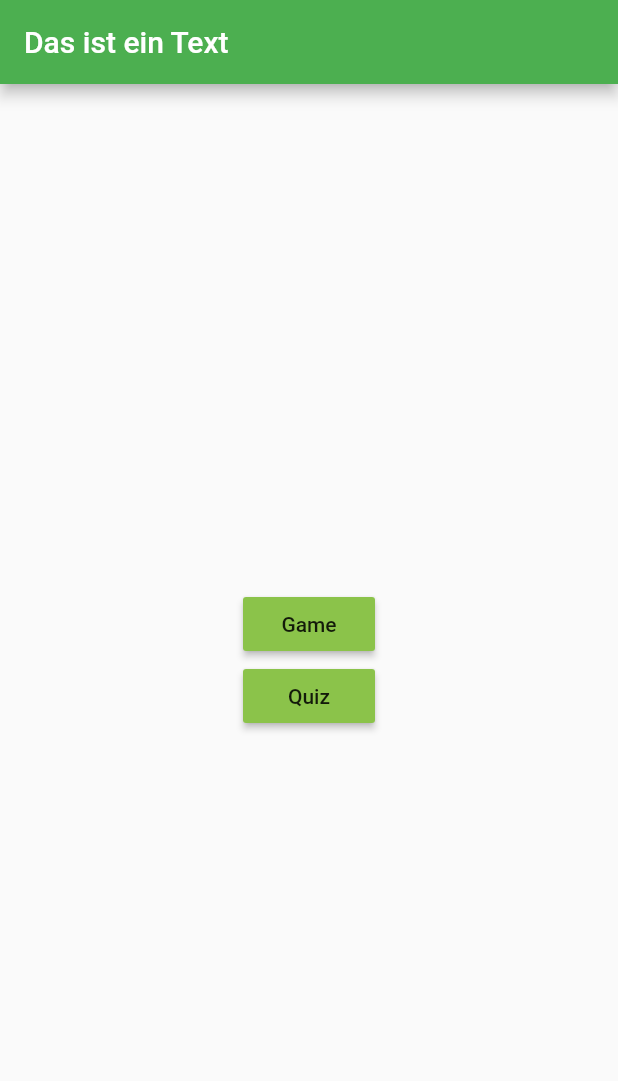
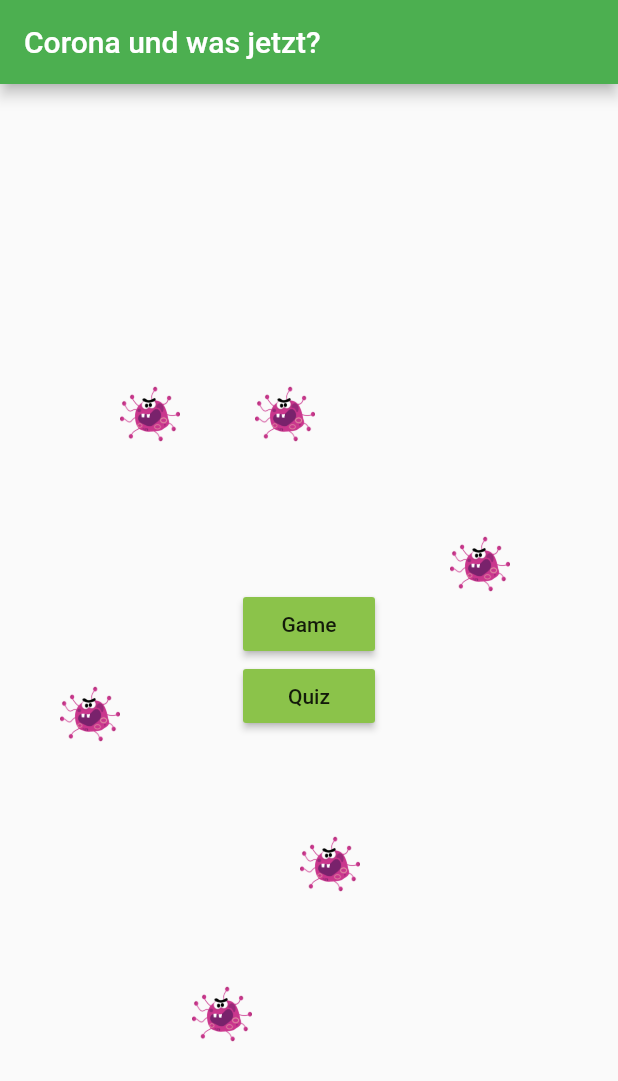
Before and after one commit to RDNRofficial/HackatonFrontend, a Flutter app: the screen it shows after launch, on a phone screen of 412 x 824 dp. Shown: the top 1081 px of the screen. Run offline on Flutter 3.47's test engine with Material 2 defaults, Android fonts, the phone set to English and light mode, and no system bars; our stand-ins replace flutter_colorpicker; missing offline and left inert: box2d_flame, flame.

```diff
--- a/hackatonfrontend/lib/main.dart
+++ b/hackatonfrontend/lib/main.dart
@@ -1,3 +1,5 @@
+import 'dart:math';
+
 import 'package:flame/flame.dart';
 import 'package:flame/util.dart';
 import 'package:flutter/gestures.dart';
@@ -21,7 +23,7 @@ class MyApp extends StatelessWidget {
       theme: ThemeData(
         primarySwatch: Colors.green,
       ),
-      home: MyHomePage(title: 'Das ist ein Text'),
+      home: MyHomePage(title: 'Corona und was jetzt?'),
     );
   }
 }
@@ -76,6 +78,25 @@ class Router {
 
 class _MyHomePageState extends State<MyHomePage> {
 
+  List<Point<double>> virusPoints = [
+    new Point<double>(40, 400),
+    new Point<double>(80, 200),
+    new Point<double>(128, 600),
+    new Point<double>(170, 200),
+    new Point<double>(200, 500),
+    new Point<double>(300, 300),
+  ];
+
+  Widget virusWidget(double x, double y) {
+    return Positioned(
+        left: x,
+        top: y,
+        width: 40,
+        height: 40,
+        child: Image.asset("assets/images/virus.png")
+    );
+  }
+
   @override
   Widget build(BuildContext context) {
 
@@ -84,7 +105,9 @@ class _MyHomePageState extends State<MyHomePage> {
       appBar: AppBar(
         title: Text(widget.title),
       ),
-      body: Center(
+      body: Stack(
+        children: <Widget>[
+          Center(
             child: Column(
               mainAxisAlignment: MainAxisAlignment.center,
               children: <Widget>[
@@ -101,6 +124,8 @@ class _MyHomePageState extends State<MyHomePage> {
               ],
             ),
           ),
+        ] + this.virusPoints.map((p) => this.virusWidget(p.x, p.y)).toList(),
+      )
     );
   }
 }
```
Also changed, not shown: hackatonfrontend/lib/quiz/Quiz.dart (+42 -25 lines). Lines whose indentation alone changed are shown as unchanged.
